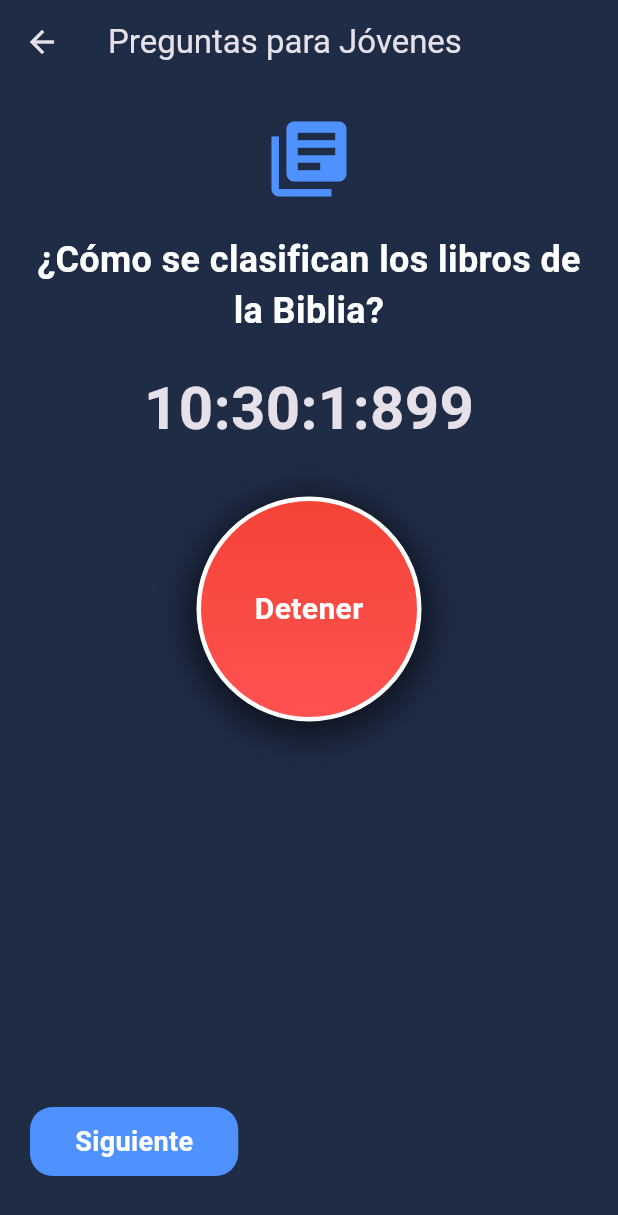
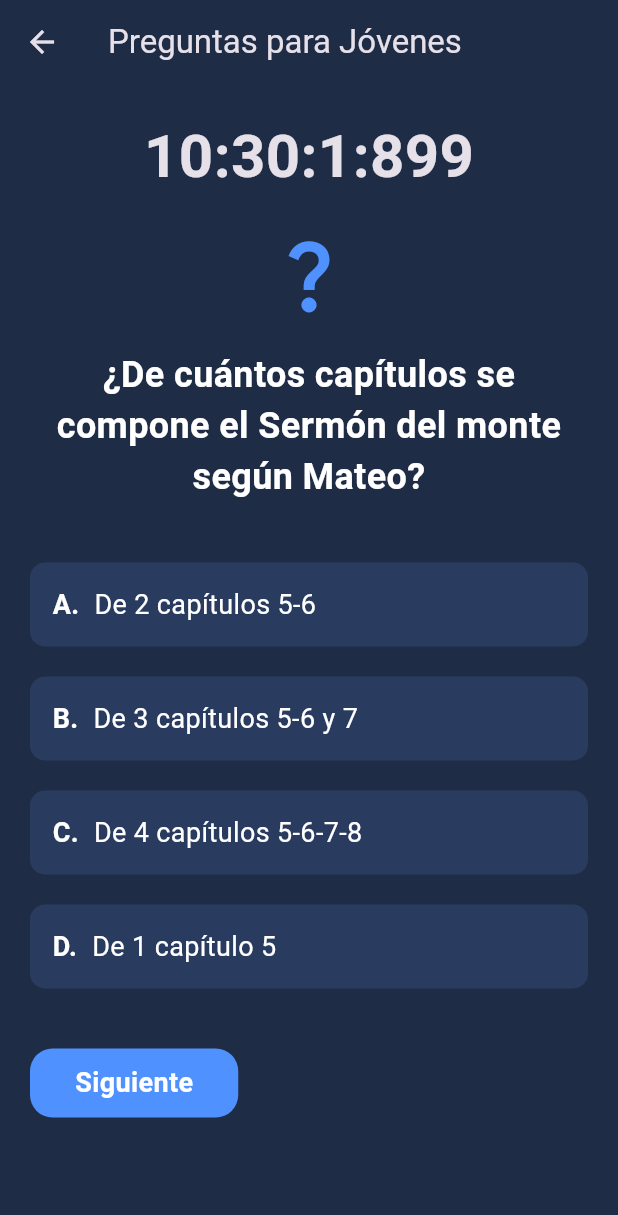
Before and after one commit to Alesoliss/boton, a Flutter app: the JovenesScreen screen opened directly, on a phone screen of 412 x 824 dp. Shown: the top 1215 px of the screen. Run offline on Flutter 3.47's test engine with Material 3 defaults, Android fonts, the phone set to English and light mode, and no system bars; our stand-ins replace audioplayers.

Commit message:
fix(jovenes)

```diff
--- a/flutter_button/lib/jovenes.dart
+++ b/flutter_button/lib/jovenes.dart
@@ -1,6 +1,6 @@
 import 'package:flutter/material.dart';
 import 'dart:async';
-import 'package:audioplayers/audioplayers.dart'; // Para el sonido del tic-tac
+import 'package:audioplayers/audioplayers.dart';
 
 class JovenesScreen extends StatefulWidget {
   const JovenesScreen({Key? key}) : super(key: key);
@@ -12,44 +12,184 @@ class JovenesScreen extends StatefulWidget {
 class _JovenesScreenState extends State<JovenesScreen> with TickerProviderStateMixin {
   Timer? _timer;
   int _currentQuestionIndex = 0;
-  final AudioPlayer _audioPlayer = AudioPlayer(); // Control del audio del tic-tac
-  String _currentTime = ''; // Variable para mostrar la hora actual
-  bool _isRunning = true; // Estado del temporizador
-  bool _isPaused = false; // Estado de pausa del temporizador
+  final AudioPlayer _audioPlayer = AudioPlayer();
+  String _currentTime = '';
+  bool _isRunning = true;
+  bool _showCorrect = false;
+  bool _showIncorrect = false;
+  bool _optionSelected = false; // Variable para bloquear selección adicional
+
+
 
 final List<Map<String, dynamic>> _questions = [
   {
     'question': '¿Cuántos libros tiene la Biblia?',
-      'icon': Icons.book,
+    'answer': '66',
+    'options': ['72', '39', '66', '58'],
   },
   {
     'question': '¿Cómo se clasifican los libros de la Biblia?',
-      'icon': Icons.library_books,
+    'answer': 'El Pentateuco, Los Históricos, Los Poéticos, Los Proféticos, Los Evangelios',
+    'options': [
+      'Libros mayores y menores',
+      'Libros de ley y poéticos',
+      'Evangelios y apocalípticos',
+      'El Pentateuco, Los Históricos, Los Poéticos, Los Proféticos, Los Evangelios'
+    ],
   },
   {
     'question': '¿Qué día creó Dios la luna y el sol?',
-      'icon': Icons.wb_sunny,
+    'answer': 'Cuarto día',
+    'options': ['Primer día', 'Segundo día', 'Cuarto día', 'Sexto día'],
   },
   {
     'question': '¿Cuál fue el primer nombre de Abraham?',
-      'icon': Icons.person,
+    'answer': 'Abram',
+    'options': ['Isaac', 'Jacob', 'Abram', 'David'],
+  },
+  {
+    'question': '¿Quién fue la mujer que fue convertida en la estatua de sal?',
+    'answer': 'Edith',
+    'options': ['Sara', 'Edith', 'Rebeca', 'Raquel'],
+  },
+  {
+    'question': '¿Cuántos años trabajó Jacob por Raquel?',
+    'answer': '14 años',
+    'options': ['7 años', '14 años', '20 años', '30 años'],
+  },
+  {
+    'question': '¿Cómo se llamaban los hijos de José?',
+    'answer': 'Efraín y Manasés',
+    'options': ['Efraín y Manasés', 'Isaac y Jacob', 'Caín y Abel', 'Jacob y Esaú'],
+  },
+  {
+    'question': '¿Cómo se le presentó Dios a Moisés?',
+    'answer': 'Por medio de una zarza ardiente',
+    'options': ['Como un fuego en el cielo', 'Por medio de una zarza ardiente', 'Con un ángel', 'Como un viento fuerte'],
+  },
+  {
+    'question': '¿Por qué plaga murieron los primogénitos en Egipto?',
+    'answer': 'Plaga de mortandad',
+    'options': ['Plaga de ranas', 'Plaga de mortandad', 'Plaga de langostas', 'Plaga de oscuridad'],
+  },
+  {
+    'question': '¿Quién hizo el becerro de oro?',
+    'answer': 'Aarón',
+    'options': ['Moisés', 'Aarón', 'Josué', 'Caleb'],
+  },
+  {
+    'question': '¿Qué tribu fue consagrada para el sacerdocio?',
+    'answer': 'La tribu de Levi',
+    'options': ['La tribu de Judá', 'La tribu de Efraín', 'La tribu de Levi', 'La tribu de Rubén'],
+  },
+  {
+    'question': '¿Qué cubría al pueblo de Israel en el día y en la noche?',
+    'answer': 'Una nube en el día y una apariencia de fuego en la noche',
+    'options': [
+      'Una nube en el día y una apariencia de fuego en la noche',
+      'Una nube en el día y un arco iris en la noche',
+      'Una estrella en la noche y el sol en el día',
+      'La luna en la noche y el sol en el día'
+    ],
+  },
+  {
+    'question': '¿Por qué a María, la hermana de Moisés, le dio lepra?',
+    'answer': 'Por murmurar contra Moisés',
+    'options': ['Por no creer en Dios', 'Por murmurar contra Moisés', 'Por mentir', 'Por tocar el Arca'],
+  },
+  {
+    'question': '¿Cuántos espías envió Moisés a la tierra prometida?',
+    'answer': '12 espías',
+    'options': ['10 espías', '12 espías', '8 espías', '15 espías'],
+  },
+  {
+    'question': '¿Por qué Moisés no entró a la tierra prometida?',
+    'answer': 'Por desobediente',
+    'options': ['Por falta de fe', 'Por miedo', 'Por desobediente', 'Por cansancio'],
+  },
+  {
+    'question': '¿A qué hombre le habló una burra?',
+    'answer': 'A Balaam',
+    'options': ['A Moisés', 'A Aarón', 'A Balaam', 'A David'],
+  },
+  {
+    'question': '¿Qué significa Deuteronomio?',
+    'answer': 'Segunda entrega de la ley',
+    'options': ['Ley de los sacerdotes', 'Instrucción a los reyes', 'Ley de los profetas', 'Segunda entrega de la ley'],
+  },
+  {
+    'question': '¿Cuántos años pasó el pueblo de Israel en el desierto?',
+    'answer': '40 años',
+    'options': ['20 años', '30 años', '40 años', '50 años'],
+  },
+  {
+    'question': '¿Cuál es el evangelio universal?',
+    'answer': 'El evangelio según San Juan',
+    'options': [
+      'El evangelio según San Mateo',
+      'El evangelio según San Marcos',
+      'El evangelio según San Lucas',
+      'El evangelio según San Juan'
+    ],
+  },
+  {
+    'question': '¿Qué persona escribió más en el Nuevo Testamento?',
+    'answer': 'Lucas',
+    'options': ['Pablo', 'Lucas', 'Pedro', 'Juan'],
+  },
+  {
+    'question': '¿Quién de los discípulos de Jesús fue un cobrador de impuestos?',
+    'answer': 'Mateo',
+    'options': ['Juan', 'Pedro', 'Mateo', 'Tomás'],
+  },
+  {
+    'question': '¿Cuántos versículos tiene el salmo 119?',
+    'answer': '176 versículos',
+    'options': ['150 versículos', '176 versículos', '100 versículos', '200 versículos'],
+  },
+  {
+    'question': '¿Quién escribió el libro de Hechos?',
+    'answer': 'Lucas',
+    'options': ['Pablo', 'Lucas', 'Pedro', 'Juan'],
+  },
+  {
+    'question': '¿Qué significa la palabra Biblia?',
+    'answer': 'Colección de libros',
+    'options': ['Libro sagrado', 'Colección de libros', 'Libro de la ley', 'Historia de Dios'],
+  },
+  {
+    'question': '¿En qué género literario fue escrito el libro de Job?',
+    'answer': 'En poesía (prosa)',
+    'options': ['Narrativa', 'Historia', 'En poesía (prosa)', 'En ley'],
+  },
+  {
+    'question': '¿De cuántos capítulos se compone el Sermón del monte según Mateo?',
+    'answer': 'De 3 capítulos 5-6 y 7',
+    'options': [
+      'De 2 capítulos 5-6',
+      'De 3 capítulos 5-6 y 7',
+      'De 4 capítulos 5-6-7-8',
+      'De 1 capítulo 5'
+    ],
   },
 ];
+
+
+
+  final List<String> _optionLabels = ['A', 'B', 'C', 'D'];
 
   @override
   void initState() {
     super.initState();
-    _questions.shuffle(); // Revolver preguntas aleatoriamente
-    _startTickTockSound(); // Iniciar sonido de tic-tac
-    _startTimer(); // Iniciar el temporizador
+    _questions.shuffle();
+    _startTickTockSound();
+    _startTimer();
   }
 
-  // Función para iniciar el sonido de tic-tac
   void _startTickTockSound() async {
-    await _audioPlayer.play('assets/ticking_clock.mp3', isLocal: true); // Reproducir sonido local
+    await _audioPlayer.play('assets/ticking_clock.mp3', isLocal: true);
   }
 
-  // Función para iniciar el temporizador
   void _startTimer() {
     _timer = Timer.periodic(const Duration(milliseconds: 1), (Timer timer) {
       final now = DateTime.now();
@@ -62,7 +202,6 @@ class _JovenesScreenState extends State<JovenesScreen> with TickerProviderStateM
     });
   }
 
-  // Detener el sonido y temporizador cuando se deja de usar la pantalla
   @override
   void dispose() {
     _audioPlayer.stop();
@@ -70,37 +209,45 @@ class _JovenesScreenState extends State<JovenesScreen> with TickerProviderStateM
     super.dispose();
   }
 
-  // Navegar a la pregunta siguiente
-  void _nextQuestion() {
-    if (_currentQuestionIndex < _questions.length - 1) {
+  void _checkAnswer(String selectedOption) {
+    if (!_optionSelected) {
       setState(() {
-        _currentQuestionIndex++;
+        _optionSelected = true; // Bloquea la selección adicional
+        _isRunning = false;
+        if (selectedOption == _questions[_currentQuestionIndex]['answer']) {
+          _showCorrect = true;
+          _showIncorrect = false;
+        } else {
+          _showCorrect = false;
+          _showIncorrect = true;
+        }
       });
     }
   }
 
-  // Navegar a la pregunta anterior
-  void _previousQuestion() {
-    if (_currentQuestionIndex > 0) {
+  void _nextQuestion() {
     setState(() {
-        _currentQuestionIndex--;
+      if (_currentQuestionIndex < _questions.length - 1) {
+        _currentQuestionIndex++;
+        _resetQuestionState();
+      }
     });
   }
+
+  void _previousQuestion() {
+    setState(() {
+      if (_currentQuestionIndex > 0) {
+        _currentQuestionIndex--;
+        _resetQuestionState();
+      }
+    });
   }
 
-  // Alternar el estado del temporizador (pausar/continuar)
-  void _toggleTimer() {
-    setState(() {
-      if (_isRunning) {
-        _isRunning = false;
-        _isPaused = true;
-        _timer?.cancel();
-      } else {
+  void _resetQuestionState() {
+    _showCorrect = false;
+    _showIncorrect = false;
     _isRunning = true;
-        _isPaused = false;
-        _startTimer();
-      }
-    });
+    _optionSelected = false; // Reinicia el bloqueo para la nueva pregunta
   }
 
   @override
@@ -113,27 +260,25 @@ class _JovenesScreenState extends State<JovenesScreen> with TickerProviderStateM
       body: Padding(
         padding: const EdgeInsets.all(20.0),
         child: Column(
-          mainAxisAlignment: MainAxisAlignment.center,
           children: [
-            // Pregunta actual con animación
+            Text(
+              _currentTime,
+              style: const TextStyle(fontSize: 40, fontWeight: FontWeight.bold),
+            ),
+            const SizedBox(height: 20),
             AnimatedSwitcher(
               duration: const Duration(milliseconds: 500),
-              transitionBuilder: (Widget child, Animation<double> animation) {
-                return ScaleTransition(scale: animation, child: child);
-              },
               child: Column(
                 key: ValueKey<int>(_currentQuestionIndex),
                 children: [
-                  // Ícono alusivo a la pregunta
                   Icon(
-                    _questions[_currentQuestionIndex]['icon'] as IconData,
+                    Icons.question_mark,
                     size: 60,
                     color: const Color(0xFF4E91FF),
                   ),
                   const SizedBox(height: 20),
-                  // Texto de la pregunta
                   Text(
-                    _questions[_currentQuestionIndex]['question']!,
+                    _questions[_currentQuestionIndex]['question'],
                     style: const TextStyle(
                       fontSize: 24,
                       fontWeight: FontWeight.bold,
@@ -141,62 +286,53 @@ class _JovenesScreenState extends State<JovenesScreen> with TickerProviderStateM
                     ),
                     textAlign: TextAlign.center,
                   ),
+                  const SizedBox(height: 30),
+                  Column(
+                    children: (_questions[_currentQuestionIndex]['options'] as List<String>)
+                        .asMap()
+                        .entries
+                        .map((entry) {
+                      int index = entry.key;
+                      String option = entry.value;
+                      return GestureDetector(
+                        onTap: () => _checkAnswer(option),
+                        child: Container(
+                          width: double.infinity,
+                          margin: const EdgeInsets.symmetric(vertical: 10),
+                          padding: const EdgeInsets.all(15),
+                          decoration: BoxDecoration(
+                            color: _showCorrect && option == _questions[_currentQuestionIndex]['answer']
+                                ? Colors.green
+                                : _showIncorrect && option != _questions[_currentQuestionIndex]['answer']
+                                    ? Colors.red
+                                    : const Color(0xFF293B5F),
+                            borderRadius: BorderRadius.circular(10),
+                          ),
+                          child: Row(
+                            children: [
+                              Text(
+                                "${_optionLabels[index]}.",
+                                style: const TextStyle(
+                                  color: Colors.white,
+                                  fontSize: 18,
+                                  fontWeight: FontWeight.bold,
+                                ),
+                              ),
+                              const SizedBox(width: 10),
+                              Expanded(
+                                child: Text(
+                                  option,
+                                  style: const TextStyle(color: Colors.white, fontSize: 18),
+                                ),
+                              ),
                             ],
                           ),
                         ),
-            const SizedBox(height: 20),
-            // Temporizador
-            Text(
-              _currentTime,
-              style: const TextStyle(fontSize: 40, fontWeight: FontWeight.bold),
+                      );
+                    }).toList(),
                   ),
                   const SizedBox(height: 30),
-            // Botón para pausar o continuar el temporizador con diseño de botón rojo
-            GestureDetector(
-              onTap: _toggleTimer,
-              child: Container(
-                width: 150,
-                height: 150,
-                decoration: BoxDecoration(
-                  shape: BoxShape.circle,
-                  gradient: const LinearGradient(
-                    colors: [Colors.red, Colors.redAccent],
-                    begin: Alignment.topCenter,
-                    end: Alignment.bottomCenter,
-                  ),
-                  boxShadow: [
-                    BoxShadow(
-                      color: Colors.black.withOpacity(0.6),
-                      spreadRadius: 5,
-                      blurRadius: 20,
-                      offset: const Offset(0, 5),
-                    ),
-                  ],
-                  border: Border.all(
-                    color: Colors.white,
-                    width: 3,
-                  ),
-                ),
-                child: Center(
-                  child: Text(
-                    _isPaused ? 'Reanudar' : 'Detener',
-                    style: const TextStyle(
-                      color: Colors.white,
-                      fontSize: 20,
-                      fontWeight: FontWeight.bold,
-                    ),
-                  ),
-                ),
-              ),
-            ),
-            const SizedBox(height: 30),
-            // Botones de navegación (Anterior/Siguiente) alineados abajo
-            Expanded(
-              child: Align(
-                alignment: Alignment.bottomCenter,
-                child: Padding(
-                  padding: const EdgeInsets.only(bottom: 20.0),
-                  child: Row(
+                  Row(
                     mainAxisAlignment: MainAxisAlignment.spaceBetween,
                     children: [
                       if (_currentQuestionIndex > 0)
@@ -238,7 +374,7 @@ class _JovenesScreenState extends State<JovenesScreen> with TickerProviderStateM
                       ),
                     ],
                   ),
-                ),
+                ],
               ),
             ),
           ],
```
Lines whose indentation alone changed are shown as unchanged.
